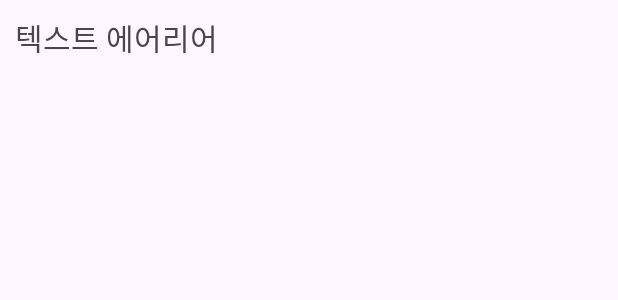
After one commit to Dalso13/good-word, an Android app: the layout listview_item.xml on its own in the app's theme, with its tools: preview values and no code run, on a phone screen of 412 x 824 dp. The commit adds this screen. Shown: the top 300 px of the screen. Run offline under Robolectric (Android 15) with nearby library versions, the phone set to English and light mode, and no system bars.

Commit message:
feat: 명언 전체 리스트뷰로 띄우기

```diff
--- /dev/null
+++ b/app/src/main/res/layout/listview_item.xml
@@ -0,0 +1,15 @@
+<?xml version="1.0" encoding="utf-8"?>
+<LinearLayout xmlns:android="http://schemas.android.com/apk/res/android"
+    android:layout_width="match_parent"
+    android:layout_height="match_parent">
+
+    <TextView
+        android:id="@+id/listViewTextArea"
+        android:fontFamily="@font/bnuja"
+        android:text="텍스트 에어리어"
+        android:layout_margin="10dp"
+        android:textSize="20sp"
+        android:layout_width="match_parent"
+        android:layout_height="wrap_content"/>
+
+</LinearLayout>
```
Also changed, not shown: app/src/main/java/com/jdw/good_word/SentenceActivity.kt (+17 -0 lines), app/src/main/java/com/jdw/good_word/adapter/SentenceAdapter.kt (added, +44 -0 lines), app/src/main/res/layout/activity_sentence.xml (+7 -2 lines).
